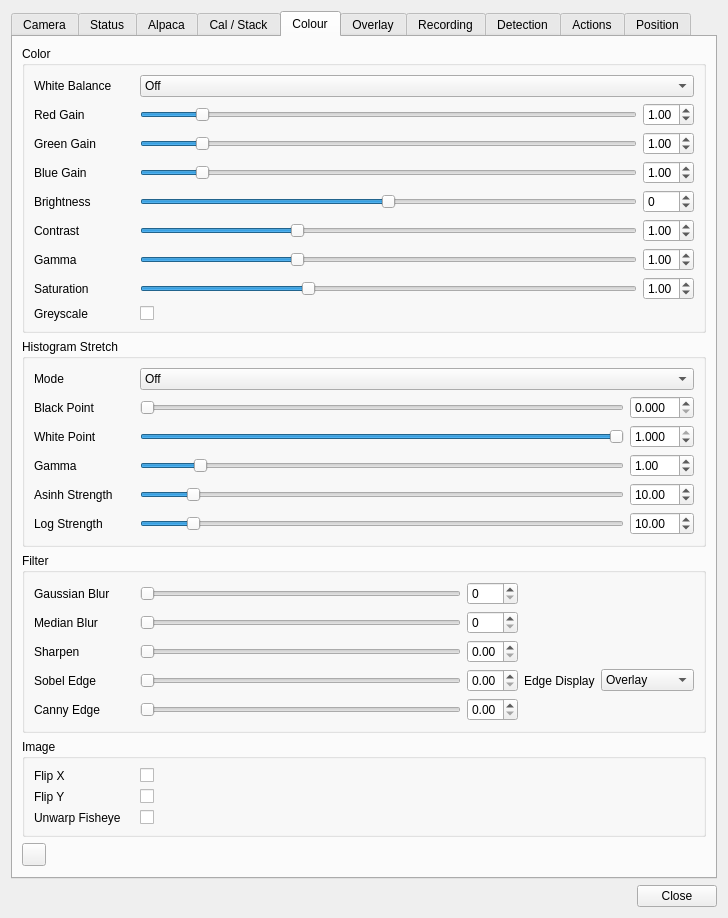
Before: the Qt Designer form plugins/feature/camera/camerasettingsdialog.ui in srcejon/sdrangel, drawn with Qt 5.
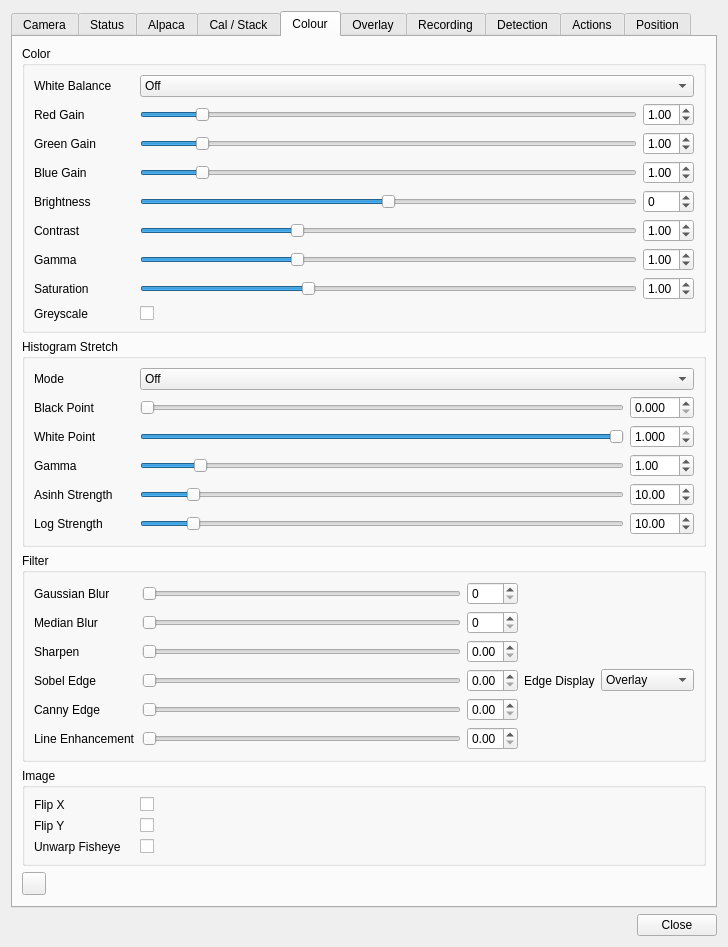
After: the same form once the commit is applied. The open tabs and pages were chosen to show the change. Icons and pictures are not drawn.

Commit message: Add camera line enhancement filter

Patch:
```diff
--- a/plugins/feature/camera/camerasettingsdialog.ui
+++ b/plugins/feature/camera/camerasettingsdialog.ui
@@ -2259,6 +2259,48 @@
             </property>
            </widget>
           </item>
+          <item row="5" column="0">
+           <widget class="QLabel" name="lineEnhancementLabel">
+            <property name="text">
+             <string>Line Enhancement</string>
+            </property>
+           </widget>
+          </item>
+          <item row="5" column="1">
+           <widget class="QSlider" name="lineEnhancementSlider">
+            <property name="toolTip">
+             <string>Thin line enhancement amount</string>
+            </property>
+            <property name="minimum">
+             <number>0</number>
+            </property>
+            <property name="maximum">
+             <number>300</number>
+            </property>
+            <property name="value">
+             <number>0</number>
+            </property>
+            <property name="orientation">
+             <enum>Qt::Orientation::Horizontal</enum>
+            </property>
+           </widget>
+          </item>
+          <item row="5" column="2">
+           <widget class="QDoubleSpinBox" name="lineEnhancementSpin">
+            <property name="toolTip">
+             <string>Thin line enhancement amount</string>
+            </property>
+            <property name="decimals">
+             <number>2</number>
+            </property>
+            <property name="maximum">
+             <double>3.000000000000000</double>
+            </property>
+            <property name="singleStep">
+             <double>0.010000000000000</double>
+            </property>
+           </widget>
+          </item>
          </layout>
         </widget>
        </item>
```
The commit also changes 5 other files.
